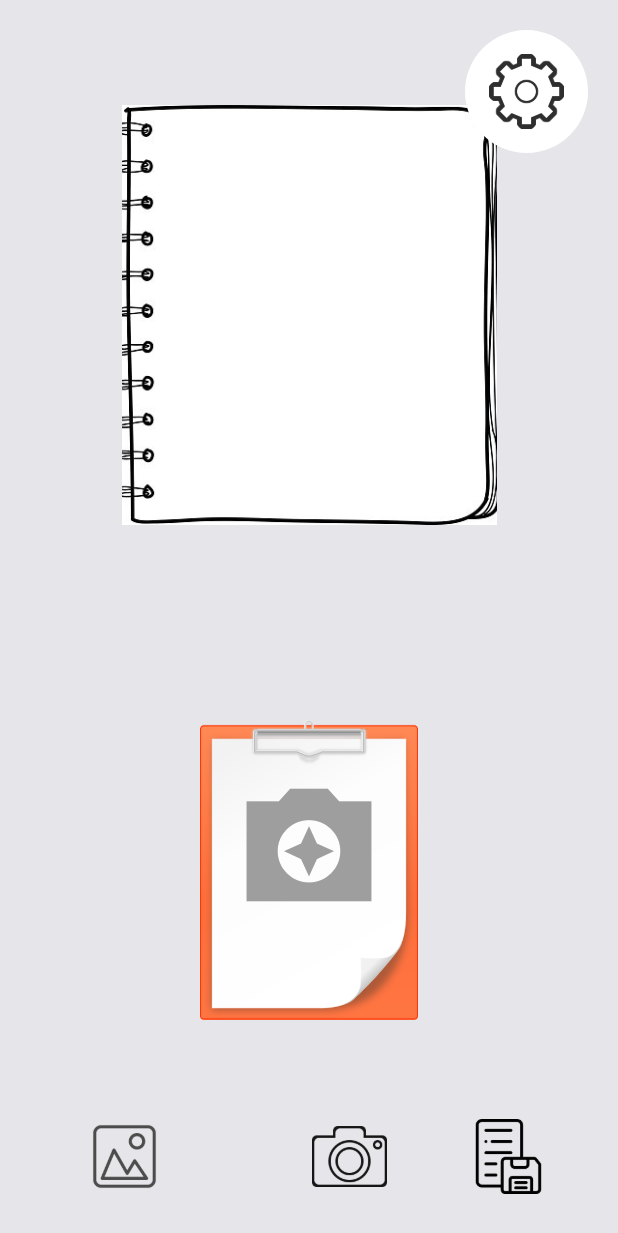
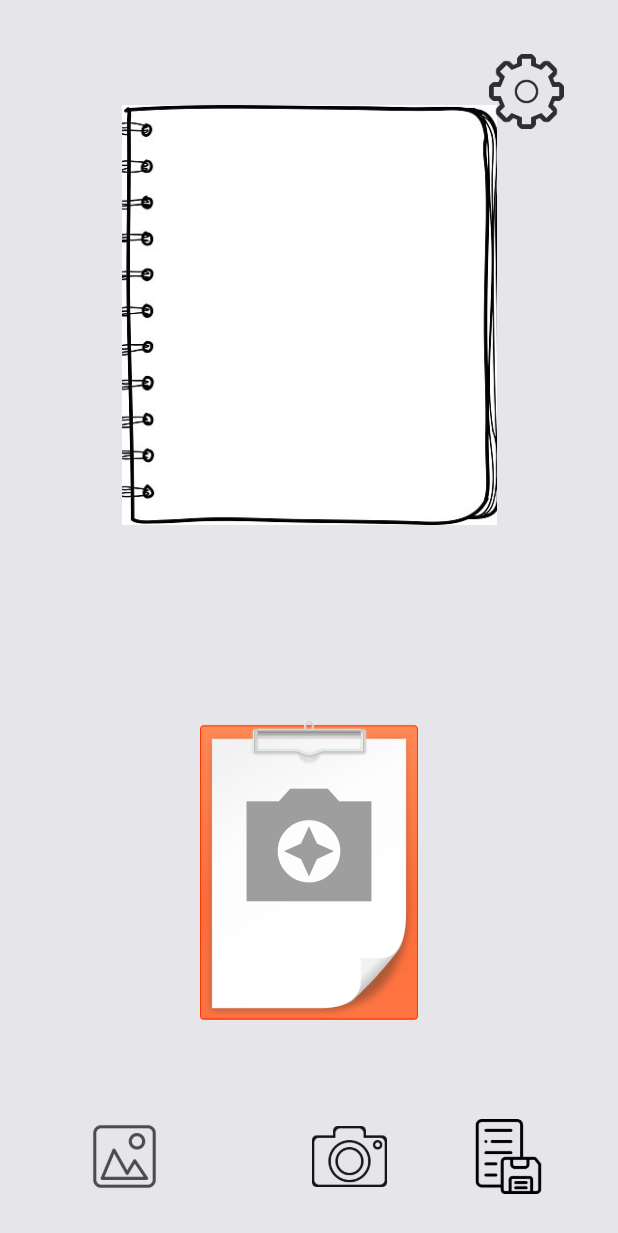
Before and after one commit to colecrawley/ocr_project, a Flutter app: the Home screen opened directly, after a tap on the "camera enhance" icon, on a phone screen of 412 x 824 dp. Shown: the top 1233 px of the screen. Run offline on Flutter 3.47's test engine with Material 3 defaults, Android fonts, the light colour scheme and no system bars; our stand-ins replace get, image_picker; missing offline and left inert: google_ml_kit.

Commit message:
edited home.dart for camera, phone gallery and saved notes button.
indicated where to edit code for the 3 buttons and currently have deletable placeholder code for button presses

```diff
--- a/android_studio_ocr_project/lib/camera.dart
+++ b/android_studio_ocr_project/lib/camera.dart
@@ -8,11 +8,27 @@ class Camera extends StatelessWidget {
   @override
   Widget build(BuildContext context) {
     return IconButton(
-      onPressed: onPressed,
-      icon: Image.asset('assets/camera_icon.png',
-      width: 50,
-      height: 50,
-      ), // Replace 'assets/camera_icon.png' with your icon image path
+      onPressed: () {
+        // Add functionality for the Camera button
+
+        //FOR TESTING BUTTON FUNCTIONALITY can delete from here
+        //this testing shows a placeholder image
+        showDialog(
+          context: context,
+          builder: (context) {
+            return AlertDialog(
+              content: Image.asset('assets/placeholder.png'),
+            );
+          },
+        ); //can just click anywhere not on the image on the phone screen to exit
+        //DELETE UP TO AND INCLUDING THIS LINE FOR ADDING FUNCTIONALITY
+
+      },
+      icon: Image.asset(
+        'assets/camera_icon.png',
+        width: 50,
+        height: 50,
+      ),
     );
   }
 }
--- a/android_studio_ocr_project/lib/home.dart
+++ b/android_studio_ocr_project/lib/home.dart
@@ -127,18 +127,14 @@ class _HomeState extends State<Home> {
               bottom: 20,
               left: 50,
               child: PhoneGallery(
-                onPressed: () {
-                  // Add functionality for the Phone Gallery button
-                },
+                onPressed: pickImageFromGallery,
               ),
             ),
             Positioned( //phone camera button
               bottom: 20,
               left: 200,
               child: Camera(
-                onPressed: () {
-                  // Add functionality for the Camera button
-                },
+                onPressed: pickImageFromCamera,
               ),
             ),
             Positioned( //saved notes button
@@ -154,10 +150,10 @@ class _HomeState extends State<Home> {
               top: 20,
               right: 20,
               child: Container(
-                decoration: BoxDecoration(
-                  shape: BoxShape.circle,
-                  color: Colors.white,
-                ),
+                //decoration: BoxDecoration(
+                //shape: BoxShape.circle,
+                //color: Colors.white,
+                //),
                 padding: const EdgeInsets.all(8),
                 child: IconButton(
                   onPressed: () {
--- a/android_studio_ocr_project/lib/phone_gallery.dart
+++ b/android_studio_ocr_project/lib/phone_gallery.dart
@@ -8,12 +8,27 @@ class PhoneGallery extends StatelessWidget {
   @override
   Widget build(BuildContext context) {
     return IconButton(
-      onPressed: onPressed,
+      onPressed: () {
+        // Add functionality for the PhoneGallery button
+
+        //FOR TESTING BUTTON FUNCTIONALITY can delete from here
+        //this testing shows a placeholder image
+        showDialog(
+          context: context,
+          builder: (context) {
+            return AlertDialog(
+              content: Image.asset('assets/placeholder.png'),
+            );
+          },
+        ); //can just click anywhere not on the image on the phone screen to exit
+        //DELETE UP TO AND INCLUDING THIS LINE FOR ADDING FUNCTIONALITY
+
+      },
       icon: Image.asset(
-          'assets/phone_gallery_icon.png',
-      width: 50,
-      height: 50,
-      ), // Replace 'assets/phone_gallery_icon.png' with your icon image path
+        'assets/phone_gallery_icon.png',
+        width: 50,
+        height: 50,
+      ),
     );
   }
 }
--- a/android_studio_ocr_project/lib/saved_notes.dart
+++ b/android_studio_ocr_project/lib/saved_notes.dart
@@ -8,11 +8,27 @@ class SavedNotes extends StatelessWidget {
   @override
   Widget build(BuildContext context) {
     return IconButton(
-      onPressed: onPressed,
-      icon: Image.asset('assets/saved_notes_icon.png',
-      width: 50,
-      height: 50,
-      ), // Replace 'assets/saved_notes_icon.png' with your icon image path
+      onPressed: () {
+        // Add functionality for the SavedNotes button
+
+        //FOR TESTING BUTTON FUNCTIONALITY can delete from here
+        //this testing shows a placeholder image
+        showDialog(
+          context: context,
+          builder: (context) {
+            return AlertDialog(
+              content: Image.asset('assets/placeholder.png'),
+            );
+          },
+        ); //can just click anywhere not on the image on the phone screen to exit
+        //DELETE UP TO AND INCLUDING THIS LINE FOR ADDING FUNCTIONALITY
+
+      },
+      icon: Image.asset(
+        'assets/saved_notes_icon.png',
+        width: 50,
+        height: 50,
+      ),
     );
   }
 }
```
Also changed, not shown: android_studio_ocr_project/assets/placeholder.png (added).
